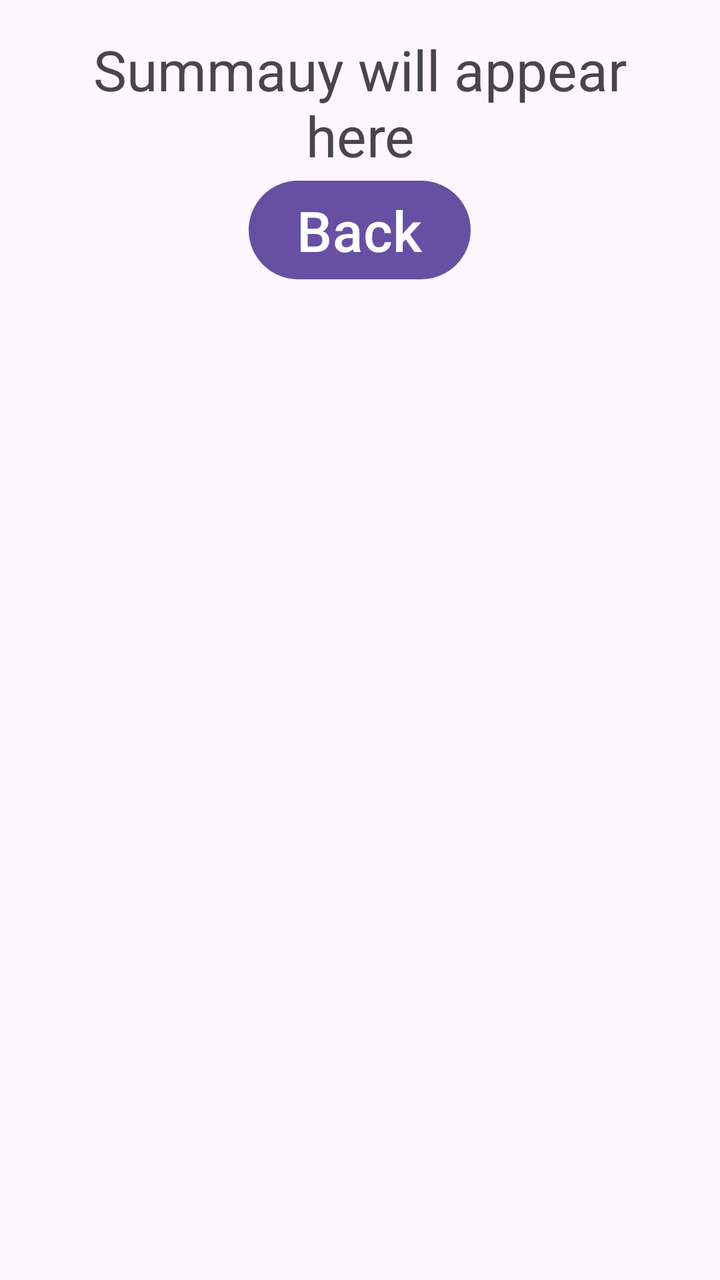
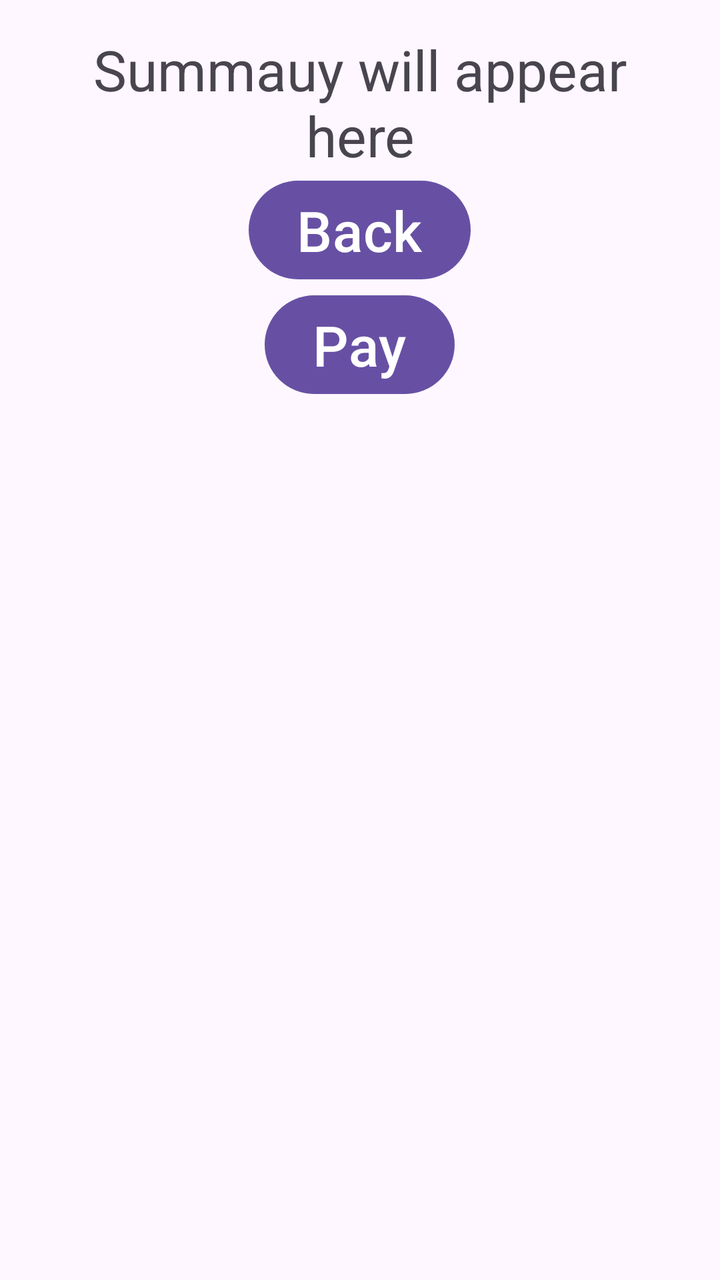

The first picture is an Android layout as it rendered before a commit; the second is the same layout after the commit. The layout source and the unified diff follow.
<!-- AndroidManifest.xml: application theme Theme.PizzaOrder -->
<!-- res/layout/activity_summary.xml -->
<?xml version="1.0" encoding="utf-8"?>
<LinearLayout xmlns:android="http://schemas.android.com/apk/res/android"
    android:id="@+id/main"
    android:layout_width="match_parent"
    android:layout_height="match_parent"
    android:orientation="vertical"
    android:padding="16dp">

    

    <TextView
        android:id="@+id/tvSummary"
        android:layout_width="match_parent"
        android:layout_height="wrap_content"
        android:text="Summauy will appear here"
        android:gravity="center"
        android:textSize="28dp"/>

    <Button
        android:id="@+id/btnBack"
        android:layout_width="wrap_content"
        android:layout_height="wrap_content"
        android:text="Back"
        android:layout_gravity="center_horizontal"
        android:textSize="28dp"/>
</LinearLayout>
<!-- resources referenced by this layout -->
<resources>
  <style name="Theme.PizzaOrder" parent="Base.Theme.PizzaOrder" />
  <style name="Base.Theme.PizzaOrder" parent="Theme.Material3.DayNight.NoActionBar">
          
          
      </style>
</resources>

<!-- the commit's change to res/layout/activity_summary.xml (unified diff, before → after) -->
@@ -23,4 +23,12 @@
         android:text="Back"
         android:layout_gravity="center_horizontal"
         android:textSize="28dp"/>
+
+    <Button
+        android:id="@+id/btnPay"
+        android:layout_width="wrap_content"
+        android:layout_height="wrap_content"
+        android:text="Pay"
+        android:layout_gravity="center_horizontal"
+        android:textSize="28dp"/>
 </LinearLayout>
